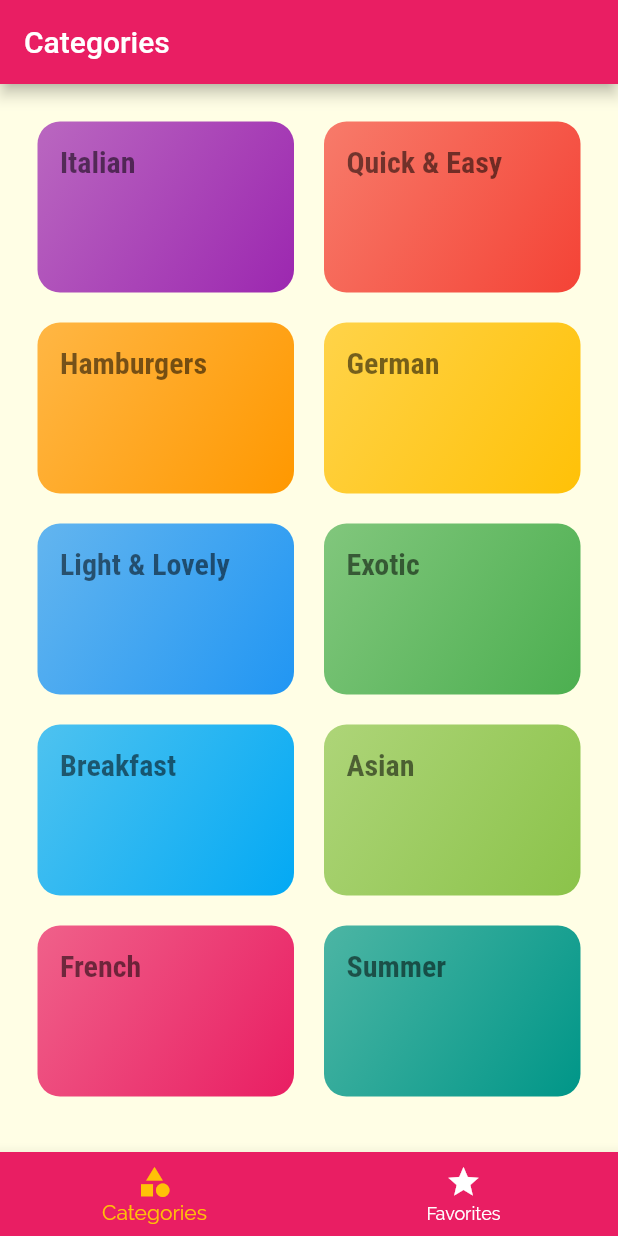
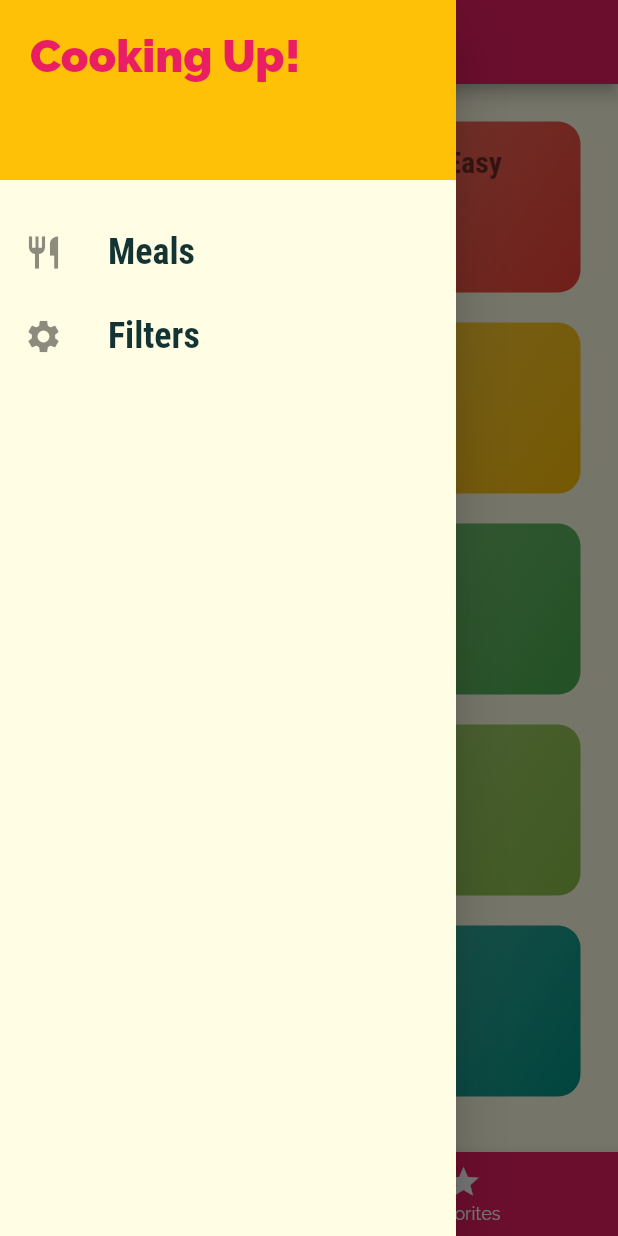
Before and after one commit to VamsiBoggala/meals_app_udemy, a Flutter app: the screen it shows after launch, with the side drawer open (before the commit the screen has no drawer), on a phone screen of 412 x 824 dp. Run offline on Flutter 3.47's test engine with Material 2 defaults, Android fonts, the phone set to English and light mode, and no system bars.

Commit message:
Completeig Navifation

```diff
--- a/lib/main.dart
+++ b/lib/main.dart
@@ -1,11 +1,13 @@
 
 
-import 'package:example/screens/tabs_screen.dart';
+
 import 'package:flutter/material.dart';
 
 import 'screens/categories_screen.dart';
 import 'screens/category_meals_screen.dart';
 import 'screens/meal_detail_screen.dart';
+import 'screens/filters_screen.dart';
+import 'screens/tabs_screen.dart';
 
 void main() {
   runApp(const MyApp());
@@ -43,6 +45,7 @@ class MyApp extends StatelessWidget {
         '/': (ctx) => const TabsScreen(),
         CategoryMealsScreen.routeName: (ctx) => CategoryMealsScreen(),
         MealDetailScreen.routeName: (ctx) => const MealDetailScreen(),
+        FiltersScreen.routName: (ctx) => FiltersScreen(),
       },
       onUnknownRoute: (settings) {
           return MaterialPageRoute(builder: (ctx) => const CategoriesScreen());
--- /dev/null
+++ b/lib/screens/filters_screen.dart
@@ -0,0 +1,14 @@
+
+// ignore_for_file: prefer_const_constructors
+
+import 'package:flutter/material.dart';
+
+class FiltersScreen extends StatelessWidget {
+  const FiltersScreen({ Key? key }) : super(key: key);
+  static const routName = '/filters';
+
+  @override
+  Widget build(BuildContext context) {
+    return Center(child: Text('Filter Screen'),);
+  }
+}
--- a/lib/screens/tabs_screen.dart
+++ b/lib/screens/tabs_screen.dart
@@ -1,5 +1,7 @@
+
 import 'package:flutter/material.dart';
 
+import '../widgets/main_drawer.dart';
 import './categories_screen.dart';
 import './favorites_screen.dart';
 
@@ -36,6 +38,7 @@ class _TabsScreenState extends State<TabsScreen> {
       appBar: AppBar(
         title: Text(_pages[_selectedPageIndex]['title']),
       ),
+      drawer: MainDrawer(),
       body: _pages[_selectedPageIndex]['page'],
       bottomNavigationBar: BottomNavigationBar(
         onTap: _selectPage,
--- /dev/null
+++ b/lib/widgets/main_drawer.dart
@@ -0,0 +1,67 @@
+// ignore_for_file: prefer_const_constructors
+
+import '../screens/filters_screen.dart';
+import 'package:flutter/material.dart';
+
+class MainDrawer extends StatelessWidget {
+  const MainDrawer({Key? key}) : super(key: key);
+
+  Widget buildListTile(String title, IconData icon, VoidCallback tapHandler) {
+    return ListTile(
+      leading: Icon(
+        icon,
+        size: 26,
+      ),
+      title: Text(
+        title,
+        style: TextStyle(
+          fontFamily: 'RobotoCondensed',
+          fontSize: 24,
+          fontWeight: FontWeight.bold,
+        ),
+      ),
+      onTap: tapHandler,
+    );
+  }
+
+  @override
+  Widget build(BuildContext context) {
+    return SafeArea(
+      child: Drawer(
+        child: Column(
+          children: [
+            Container(
+              height: 120,
+              width: double.infinity,
+              padding: const EdgeInsets.all(20),
+              color: Theme.of(context).accentColor,
+              child: Text(
+                'Cooking Up!',
+                style: TextStyle(
+                  fontWeight: FontWeight.w900,
+                  fontSize: 30,
+                  color: Theme.of(context).primaryColor,
+                ),
+              ),
+            ),
+            const SizedBox(height: 20),
+            buildListTile(
+              'Meals',
+              Icons.restaurant,
+              () {
+                Navigator.of(context).pushNamed('/');
+              },
+            ),
+            buildListTile(
+              'Filters',
+              Icons.settings,
+              () {
+                Navigator.of(context).pushNamed(FiltersScreen.routName);
+              },
+            ),
+          ],
+        ),
+      ),
+    );
+  }
+}
```
